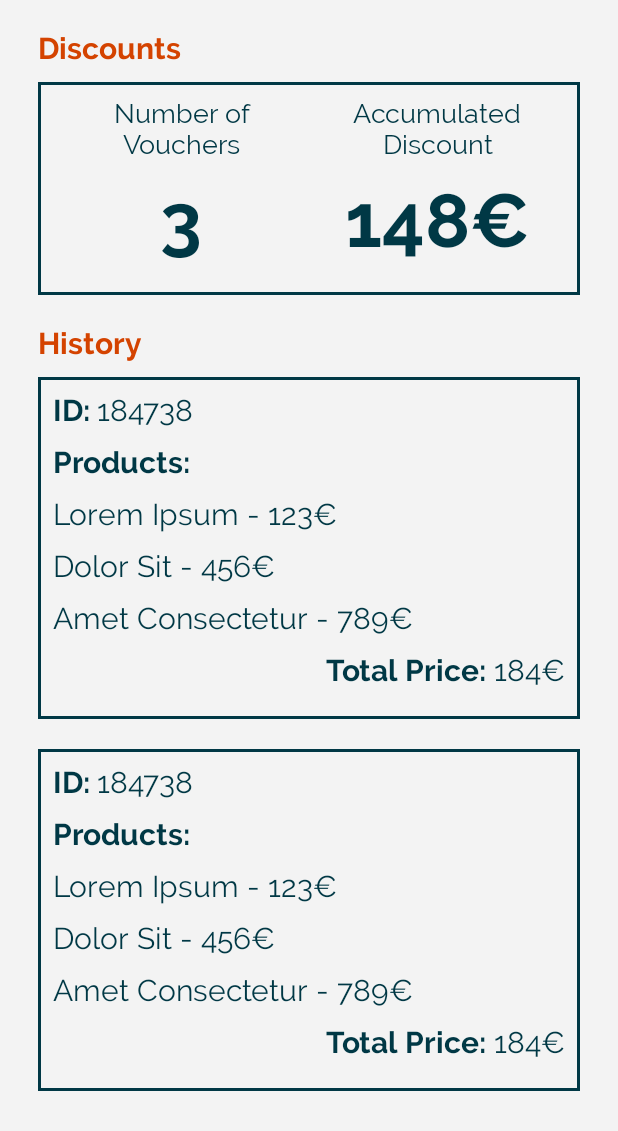
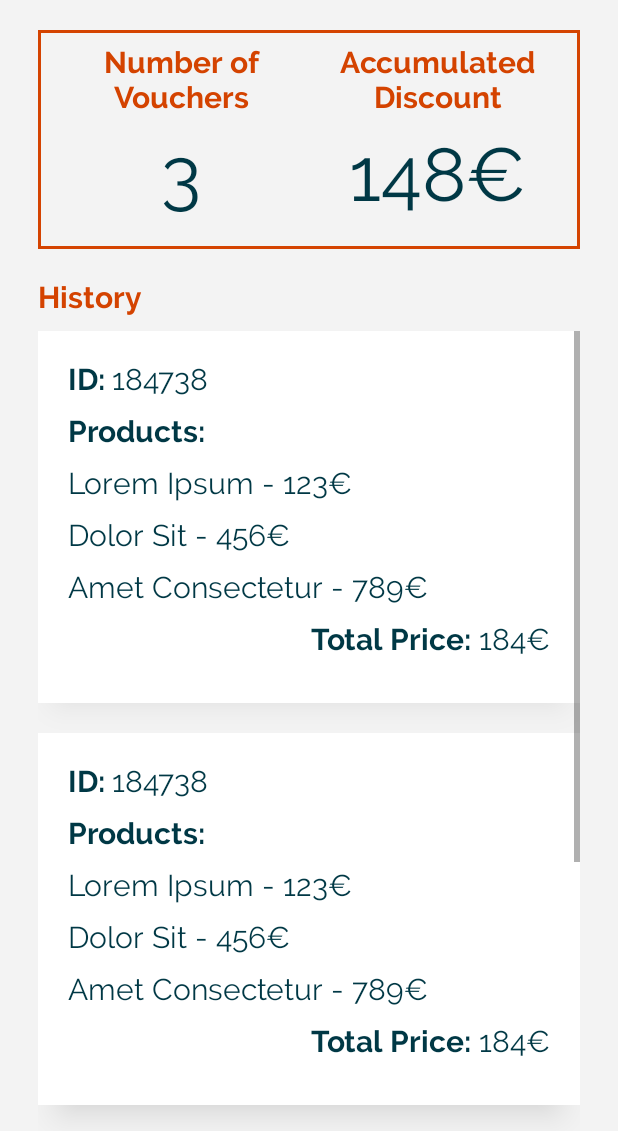
Before and after one commit to BeeMargarida/CMOV-FEUP, an Android app: the HistoryActivity screen opened directly, with no data from a screen before it, on a phone screen of 412 x 824 dp, the part 105-1236 px from its top. Run offline under Robolectric (Android 15) with nearby library versions, the phone set to English and light mode, and no system bars.

Commit message:
history and discounts completed

```diff
--- a/Mobile/app/src/main/java/feup/cmov/mobile/MainActivity.java
+++ b/Mobile/app/src/main/java/feup/cmov/mobile/MainActivity.java
@@ -35,7 +35,6 @@ public class MainActivity extends AppCompatActivity {
         else if(!preferences.getLoginStatus()) {
             startActivity(new Intent(this, LogInActivity.class));
         }*/
-
 
         context = this;
 
--- a/Mobile/app/src/main/res/drawable/box.xml
+++ b/Mobile/app/src/main/res/drawable/secondary_box.xml
@@ -2,7 +2,7 @@
 <selector xmlns:android="http://schemas.android.com/apk/res/android">
     <item>
         <shape android:shape="rectangle">
-            <stroke android:width="2dp" android:color="@color/colorText" />
+            <stroke android:width="2dp" android:color="@color/colorOrange" />
         </shape>
     </item>
 </selector>
--- a/Mobile/app/src/main/res/layout/activity_history.xml
+++ b/Mobile/app/src/main/res/layout/activity_history.xml
@@ -5,23 +5,20 @@
     android:layout_height="fill_parent"
     android:background="@color/colorGrey"
     android:orientation="vertical"
+    android:paddingLeft="25dp"
     android:paddingTop="20dp"
-    android:paddingLeft="25dp"
     android:paddingRight="25dp">
-
 
     <RelativeLayout
         android:layout_width="match_parent"
         android:layout_height="wrap_content"
-            android:layout_marginBottom="20dp"
-            >
+        android:layout_marginBottom="20dp">
 
         <ImageView
             android:id="@+id/logo"
             android:layout_width="wrap_content"
             android:layout_height="50dp"
-                app:srcCompat="@drawable/logo"
-                />
+            app:srcCompat="@drawable/logo" />
 
         <!--<ImageButton
             android:layout_width="wrap_content"
@@ -33,25 +30,17 @@
             android:fontFamily="@font/raleway"
             android:layout_alignParentRight="true"/>-->
 
-        </RelativeLayout >
+    </RelativeLayout>
 
-        <TextView
-            android:layout_width="match_parent"
-            android:layout_height="wrap_content"
-            android:layout_marginBottom="10dp"
-            android:fontFamily="@font/raleway_bold"
-            android:text="Discounts"
-            android:textColor="@color/colorOrange"
-            android:textSize="20sp" />
 
     <LinearLayout
         android:layout_width="match_parent"
         android:layout_height="wrap_content"
+        android:layout_marginBottom="20dp"
+        android:background="@drawable/secondary_box"
         android:orientation="horizontal"
-            android:weightSum="2"
-            android:layout_marginBottom="20dp"
-            android:background="@drawable/box"
-            android:padding="10dp">
+        android:padding="10dp"
+        android:weightSum="2">
 
         <LinearLayout
             android:layout_width="match_parent"
@@ -63,21 +52,21 @@
                 android:layout_width="match_parent"
                 android:layout_height="wrap_content"
                 android:layout_marginBottom="10dp"
-                    android:fontFamily="@font/raleway"
+                android:fontFamily="@font/raleway_bold"
                 android:text="Number of Vouchers"
-                    android:textColor="@color/colorText"
-                    android:textSize="18sp"
-                    android:textAlignment="center"/>
+                android:textAlignment="center"
+                android:textColor="@color/colorOrange"
+                android:textSize="20sp" />
 
             <TextView
                 android:layout_width="match_parent"
                 android:layout_height="wrap_content"
                 android:layout_marginBottom="10dp"
-                    android:fontFamily="@font/raleway_bold"
+                android:fontFamily="@font/raleway"
                 android:text="3"
+                android:textAlignment="center"
                 android:textColor="@color/colorText"
-                    android:textSize="50sp"
-                    android:textAlignment="center"/>
+                android:textSize="50sp" />
 
         </LinearLayout>
 
@@ -91,25 +80,23 @@
                 android:layout_width="match_parent"
                 android:layout_height="wrap_content"
                 android:layout_marginBottom="10dp"
-                    android:fontFamily="@font/raleway"
+                android:fontFamily="@font/raleway_bold"
                 android:text="Accumulated Discount"
-                    android:textColor="@color/colorText"
-                    android:textSize="18sp"
-                    android:textAlignment="center"/>
+                android:textAlignment="center"
+                android:textColor="@color/colorOrange"
+                android:textSize="20sp" />
 
             <TextView
                 android:layout_width="match_parent"
                 android:layout_height="wrap_content"
                 android:layout_marginBottom="10dp"
-                    android:fontFamily="@font/raleway_bold"
+                android:fontFamily="@font/raleway"
                 android:text="148€"
+                android:textAlignment="center"
                 android:textColor="@color/colorText"
-                    android:textSize="50sp"
-                    android:textAlignment="center"/>
+                android:textSize="50sp" />
 
         </LinearLayout>
-
-
 
     </LinearLayout>
 
@@ -118,25 +105,35 @@
         android:layout_height="wrap_content"
         android:layout_marginBottom="10dp"
         android:fontFamily="@font/raleway_bold"
-
         android:text="History"
         android:textColor="@color/colorOrange"
         android:textSize="20sp" />
 
+    <ScrollView
+        android:layout_width="match_parent"
+        android:layout_height="wrap_content">
+
         <LinearLayout
             android:layout_width="match_parent"
             android:layout_height="wrap_content"
-            android:orientation="vertical"
-            android:layout_marginBottom="20dp"
-            android:background="@drawable/box"
-            android:padding="10dp">
+            android:orientation="vertical">
 
 
             <LinearLayout
                 android:layout_width="match_parent"
                 android:layout_height="wrap_content"
-                android:orientation="horizontal"
-                >
+                android:layout_marginBottom="20dp"
+                android:background="@color/colorWhite"
+                android:elevation="15dp"
+                android:orientation="vertical"
+                android:outlineProvider="paddedBounds"
+                android:padding="20dp">
+
+
+                <LinearLayout
+                    android:layout_width="match_parent"
+                    android:layout_height="wrap_content"
+                    android:orientation="horizontal">
 
                     <TextView
                         android:layout_width="wrap_content"
@@ -164,8 +161,8 @@
                 <TextView
                     android:layout_width="match_parent"
                     android:layout_height="wrap_content"
+                    android:layout_marginBottom="10dp"
                     android:layout_weight="3"
-                android:layout_marginBottom="10dp"
                     android:fontFamily="@font/raleway_bold"
                     android:text="Products:"
                     android:textColor="@color/colorText"
@@ -202,8 +199,8 @@
                 <LinearLayout
                     android:layout_width="wrap_content"
                     android:layout_height="wrap_content"
-                android:orientation="horizontal"
-                android:layout_gravity="right">
+                    android:layout_gravity="right"
+                    android:orientation="horizontal">
 
                     <TextView
                         android:layout_width="wrap_content"
@@ -230,17 +227,18 @@
             <LinearLayout
                 android:layout_width="match_parent"
                 android:layout_height="wrap_content"
+                android:layout_marginBottom="20dp"
+                android:background="@color/colorWhite"
+                android:elevation="15dp"
                 android:orientation="vertical"
-            android:layout_marginBottom="20dp"
-            android:background="@drawable/box"
-            android:padding="10dp">
+                android:outlineProvider="paddedBounds"
+                android:padding="20dp">
 
 
                 <LinearLayout
                     android:layout_width="match_parent"
                     android:layout_height="wrap_content"
-                android:orientation="horizontal"
-                >
+                    android:orientation="horizontal">
 
                     <TextView
                         android:layout_width="wrap_content"
@@ -268,8 +266,8 @@
                 <TextView
                     android:layout_width="match_parent"
                     android:layout_height="wrap_content"
+                    android:layout_marginBottom="10dp"
                     android:layout_weight="3"
-                android:layout_marginBottom="10dp"
                     android:fontFamily="@font/raleway_bold"
                     android:text="Products:"
                     android:textColor="@color/colorText"
@@ -306,8 +304,113 @@
                 <LinearLayout
                     android:layout_width="wrap_content"
                     android:layout_height="wrap_content"
-                android:orientation="horizontal"
-                android:layout_gravity="right">
+                    android:layout_gravity="right"
+                    android:orientation="horizontal">
+
+                    <TextView
+                        android:layout_width="wrap_content"
+                        android:layout_height="wrap_content"
+                        android:layout_marginBottom="10dp"
+                        android:fontFamily="@font/raleway_bold"
+                        android:text="Total Price: "
+                        android:textColor="@color/colorText"
+                        android:textSize="20dp" />
+
+                    <TextView
+                        android:layout_width="wrap_content"
+                        android:layout_height="wrap_content"
+                        android:layout_marginBottom="10dp"
+                        android:fontFamily="@font/raleway"
+                        android:text="184€"
+                        android:textColor="@color/colorText"
+                        android:textSize="20dp" />
+
+                </LinearLayout>
+
+            </LinearLayout>
+
+            <LinearLayout
+                android:layout_width="match_parent"
+                android:layout_height="wrap_content"
+                android:layout_marginBottom="20dp"
+                android:background="@color/colorWhite"
+                android:elevation="15dp"
+                android:orientation="vertical"
+                android:outlineProvider="paddedBounds"
+                android:padding="20dp">
+
+
+                <LinearLayout
+                    android:layout_width="match_parent"
+                    android:layout_height="wrap_content"
+                    android:orientation="horizontal">
+
+                    <TextView
+                        android:layout_width="wrap_content"
+                        android:layout_height="wrap_content"
+
+                        android:layout_marginBottom="10dp"
+                        android:fontFamily="@font/raleway_bold"
+                        android:text="ID: "
+                        android:textColor="@color/colorText"
+                        android:textSize="20dp" />
+
+                    <TextView
+                        android:layout_width="wrap_content"
+                        android:layout_height="wrap_content"
+
+                        android:layout_marginBottom="10dp"
+                        android:fontFamily="@font/raleway"
+                        android:text="184738"
+                        android:textColor="@color/colorText"
+                        android:textSize="20dp" />
+
+                </LinearLayout>
+
+
+                <TextView
+                    android:layout_width="match_parent"
+                    android:layout_height="wrap_content"
+                    android:layout_marginBottom="10dp"
+                    android:layout_weight="3"
+                    android:fontFamily="@font/raleway_bold"
+                    android:text="Products:"
+                    android:textColor="@color/colorText"
+                    android:textSize="20dp" />
+
+
+                <TextView
+                    android:layout_width="match_parent"
+                    android:layout_height="wrap_content"
+                    android:layout_marginBottom="10dp"
+                    android:fontFamily="@font/raleway"
+                    android:text="Lorem Ipsum - 123€"
+                    android:textColor="@color/colorText"
+                    android:textSize="20dp" />
+
+                <TextView
+                    android:layout_width="match_parent"
+                    android:layout_height="wrap_content"
+                    android:layout_marginBottom="10dp"
+                    android:fontFamily="@font/raleway"
+                    android:text="Dolor Sit - 456€"
+                    android:textColor="@color/colorText"
+                    android:textSize="20dp" />
+
+                <TextView
+                    android:layout_width="match_parent"
+                    android:layout_height="wrap_content"
+                    android:layout_marginBottom="10dp"
+                    android:fontFamily="@font/raleway"
+                    android:text="Amet Consectetur - 789€"
+                    android:textColor="@color/colorText"
+                    android:textSize="20dp" />
+
+                <LinearLayout
+                    android:layout_width="wrap_content"
+                    android:layout_height="wrap_content"
+                    android:layout_gravity="right"
+                    android:orientation="horizontal">
 
                     <TextView
                         android:layout_width="wrap_content"
@@ -332,3 +435,7 @@
             </LinearLayout>
 
         </LinearLayout>
+
+    </ScrollView>
+
+</LinearLayout>
```
Lines whose indentation alone changed are shown as unchanged.
